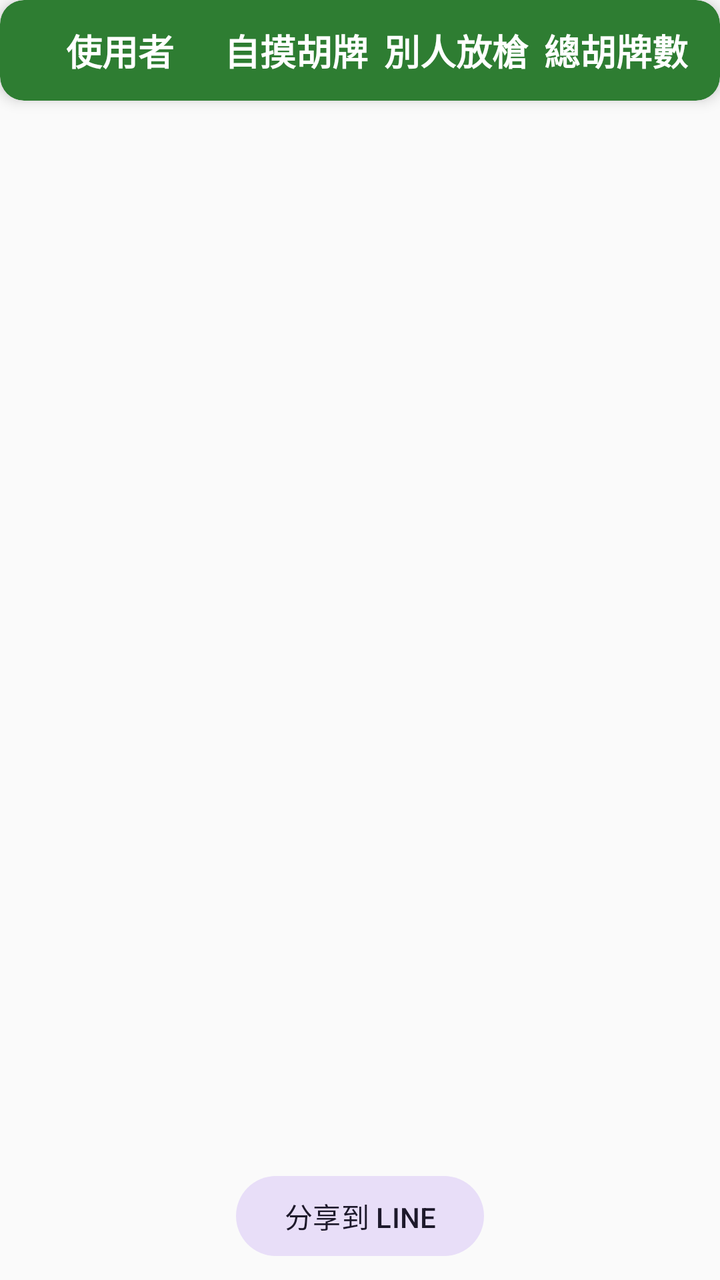
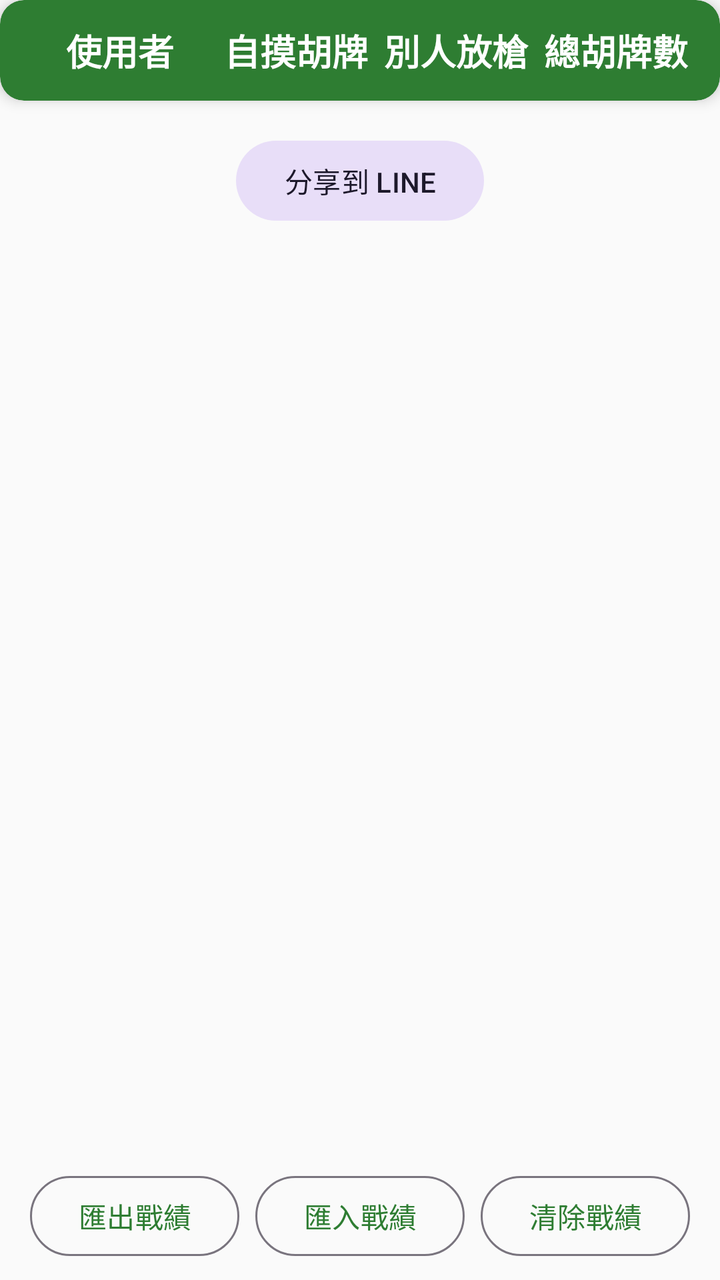

Compare the two renders of this Android layout. The source of the first and the diff that turns it into the second are given below.
<!-- AndroidManifest.xml: application theme Theme.MahjongScroeBoard -->
<!-- res/layout/fragment_player_stats.xml -->
<?xml version="1.0" encoding="utf-8"?>
<androidx.constraintlayout.widget.ConstraintLayout xmlns:android="http://schemas.android.com/apk/res/android"
    xmlns:app="http://schemas.android.com/apk/res-auto"
    xmlns:tools="http://schemas.android.com/tools"
    android:layout_width="match_parent"
    android:layout_height="match_parent"
    android:background="@color/surface_cream"
    tools:context=".ui.PlayerStatsFragment">

    <include
        android:id="@+id/header"
        layout="@layout/list_item_player_stats_header"
        android:layout_width="match_parent"
        android:layout_height="wrap_content"
        app:layout_constraintTop_toTopOf="parent"
        app:layout_constraintStart_toStartOf="parent"
        app:layout_constraintEnd_toEndOf="parent" />

    <androidx.recyclerview.widget.RecyclerView
        android:id="@+id/recyclerView"
        android:layout_width="0dp"
        android:layout_height="0dp"
        android:clipToPadding="false"
        android:paddingBottom="16dp"
        app:layout_constraintTop_toBottomOf="@id/header"
        app:layout_constraintBottom_toTopOf="@id/share_line_button"
        app:layout_constraintStart_toStartOf="parent"
        app:layout_constraintEnd_toEndOf="parent" />

    <Button
        android:id="@+id/share_line_button"
        style="@style/Widget.Material3.Button.TonalButton"
        android:layout_width="wrap_content"
        android:layout_height="wrap_content"
        android:layout_marginBottom="8dp"
        android:text="@string/share_to_line"
        app:layout_constraintBottom_toBottomOf="parent"
        app:layout_constraintStart_toStartOf="parent"
        app:layout_constraintEnd_toEndOf="parent" />

    <TextView
        android:id="@+id/empty_view"
        android:layout_width="wrap_content"
        android:layout_height="wrap_content"
        android:text="尚無戰績"
        android:textSize="20sp"
        android:textColor="@color/text_secondary"
        android:visibility="gone"
        app:layout_constraintTop_toTopOf="parent"
        app:layout_constraintBottom_toBottomOf="parent"
        app:layout_constraintStart_toStartOf="parent"
        app:layout_constraintEnd_toEndOf="parent" />

</androidx.constraintlayout.widget.ConstraintLayout>
<!-- res/layout/list_item_player_stats_header.xml (included above) -->
<com.google.android.material.card.MaterialCardView xmlns:android="http://schemas.android.com/apk/res/android"
    xmlns:app="http://schemas.android.com/apk/res-auto"
    android:layout_width="match_parent"
    android:layout_height="wrap_content"
    android:layout_margin="8dp"
    app:cardBackgroundColor="@color/green_primary"
    app:cardCornerRadius="12dp"
    app:cardElevation="4dp"
    app:strokeWidth="0dp">

    <LinearLayout
        android:layout_width="match_parent"
        android:layout_height="wrap_content"
        android:orientation="horizontal"
        android:padding="12dp"
        android:baselineAligned="false">

        <TextView
            android:id="@+id/headerPlayerName"
            android:layout_width="0dp"
            android:layout_height="wrap_content"
            android:layout_weight="1.2"
            android:text="使用者"
            android:textSize="18sp"
            android:textStyle="bold"
            android:textColor="@color/white"
            android:gravity="center"
            android:maxLines="1"
            android:ellipsize="end"/>

        <TextView
            android:id="@+id/headerTsumoCount"
            android:layout_width="0dp"
            android:layout_height="wrap_content"
            android:layout_weight="1"
            android:text="自摸胡牌"
            android:textSize="18sp"
            android:textStyle="bold"
            android:textColor="@color/white"
            android:gravity="center"/>

        <TextView
            android:id="@+id/headerRonCount"
            android:layout_width="0dp"
            android:layout_height="wrap_content"
            android:layout_weight="1"
            android:text="別人放槍"
            android:textSize="18sp"
            android:textStyle="bold"
            android:textColor="@color/white"
            android:gravity="center"/>

        <TextView
            android:id="@+id/headerTotalWins"
            android:layout_width="0dp"
            android:layout_height="wrap_content"
            android:layout_weight="1"
            android:text="總胡牌數"
            android:textSize="18sp"
            android:textStyle="bold"
            android:textColor="@color/white"
            android:gravity="center"/>

    </LinearLayout>
</com.google.android.material.card.MaterialCardView>
<!-- resources referenced by this layout -->
<resources>
  <color name="green_primary">#2E7D32</color>
  <color name="surface_cream">#FAFAFA</color>
  <color name="text_secondary">#757575</color>
  <color name="white">#FFFFFFFF</color>
  <string name="share_to_line">分享到 LINE</string>
  <style name="Theme.MahjongScroeBoard" parent="Base.Theme.MahjongScroeBoard" />
  <style name="Base.Theme.MahjongScroeBoard" parent="Theme.Material3.DayNight.NoActionBar">
          
          <item name="colorPrimary">@color/green_primary</item>
          <item name="colorPrimaryVariant">@color/green_dark</item>
          <item name="colorOnPrimary">@color/white</item>
          
          <item name="colorSecondary">@color/gold_accent</item>
          <item name="colorSecondaryVariant">@color/gold_dark</item>
          <item name="colorOnSecondary">@color/black</item>
          
          <item name="android:colorBackground">@color/surface_cream</item>
          <item name="colorSurface">@color/surface_card</item>
          <item name="colorOnSurface">@color/text_primary</item>
          <item name="colorError">@color/red_error</item>
          
          <item name="android:windowLightStatusBar">true</item>
          <item name="android:statusBarColor">@color/surface_cream</item>
      </style>
  <color name="green_dark">#1B5E20</color>
  <color name="gold_accent">#FFD000</color>
  <color name="gold_dark">#FBC02D</color>
  <color name="black">#FF000000</color>
  <color name="surface_card">#FFFFFF</color>
  <color name="text_primary">#212121</color>
  <color name="red_error">#B00020</color>
</resources>

<!-- the commit's change to res/layout/fragment_player_stats.xml (unified diff, before → after) -->
@@ -19,22 +19,61 @@
     <androidx.recyclerview.widget.RecyclerView
         android:id="@+id/recyclerView"
         android:layout_width="0dp"
-        android:layout_height="0dp"
+        android:layout_height="wrap_content"
         android:clipToPadding="false"
         android:paddingBottom="16dp"
+        app:layout_constrainedHeight="true"
+        app:layout_constraintVertical_chainStyle="packed"
+        app:layout_constraintVertical_bias="0"
         app:layout_constraintTop_toBottomOf="@id/header"
         app:layout_constraintBottom_toTopOf="@id/share_line_button"
         app:layout_constraintStart_toStartOf="parent"
         app:layout_constraintEnd_toEndOf="parent" />
+
+    <LinearLayout
+        android:id="@+id/record_actions"
+        android:layout_width="0dp"
+        android:layout_height="wrap_content"
+        android:layout_marginBottom="8dp"
+        android:orientation="horizontal"
+        android:gravity="center"
+        app:layout_constraintBottom_toBottomOf="parent"
+        app:layout_constraintStart_toStartOf="parent"
+        app:layout_constraintEnd_toEndOf="parent">
+
+        <Button
+            android:id="@+id/export_button"
+            style="@style/Widget.Material3.Button.OutlinedButton"
+            android:layout_width="wrap_content"
+            android:layout_height="wrap_content"
+            android:layout_marginEnd="8dp"
+            android:text="@string/action_export_records" />
+
+        <Button
+            android:id="@+id/import_button"
+            style="@style/Widget.Material3.Button.OutlinedButton"
+            android:layout_width="wrap_content"
+            android:layout_height="wrap_content"
+            android:layout_marginEnd="8dp"
+            android:text="@string/action_import_records" />
+
+        <Button
+            android:id="@+id/clear_records_button"
+            style="@style/Widget.Material3.Button.OutlinedButton"
+            android:layout_width="wrap_content"
+            android:layout_height="wrap_content"
+            android:text="@string/action_clear_records" />
+    </LinearLayout>
 
     <Button
         android:id="@+id/share_line_button"
         style="@style/Widget.Material3.Button.TonalButton"
         android:layout_width="wrap_content"
         android:layout_height="wrap_content"
-        android:layout_marginBottom="8dp"
+        android:layout_marginBottom="4dp"
         android:text="@string/share_to_line"
-        app:layout_constraintBottom_toBottomOf="parent"
+        app:layout_constraintTop_toBottomOf="@id/recyclerView"
+        app:layout_constraintBottom_toTopOf="@id/record_actions"
         app:layout_constraintStart_toStartOf="parent"
         app:layout_constraintEnd_toEndOf="parent" />
 
<!-- resource entries referenced after the edit -->
@@ -4,6 +4,9 @@
   <color name="surface_cream">#FAFAFA</color>
   <color name="text_secondary">#757575</color>
   <color name="white">#FFFFFFFF</color>
+  <string name="action_clear_records">清除戰績</string>
+  <string name="action_export_records">匯出戰績</string>
+  <string name="action_import_records">匯入戰績</string>
   <string name="share_to_line">分享到 LINE</string>
   <style name="Theme.MahjongScroeBoard" parent="Base.Theme.MahjongScroeBoard" />
   <style name="Base.Theme.MahjongScroeBoard" parent="Theme.Material3.DayNight.NoActionBar">
